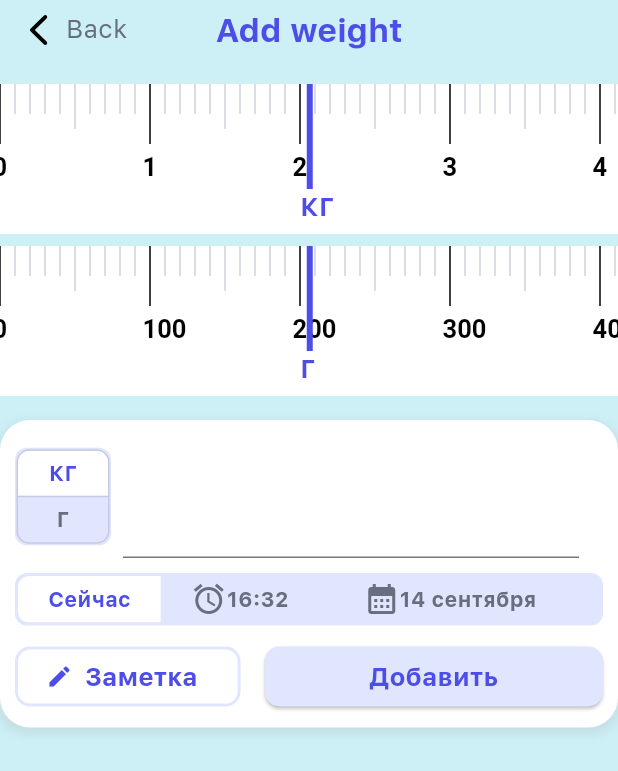
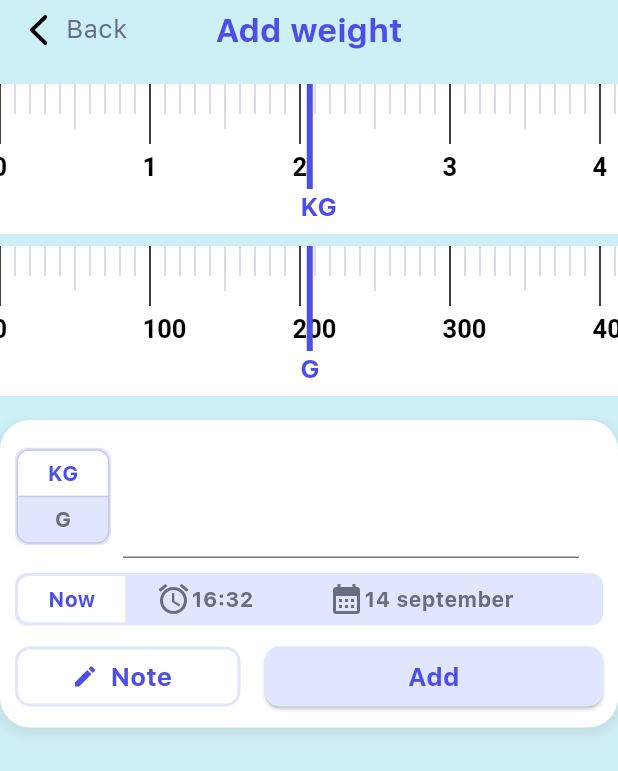
Before and after one commit to nikondrat/mama, a Flutter app: the AddWeight screen opened by its route, on a phone screen of 412 x 824 dp. Shown: the top 771 px of the screen. Run offline on Flutter 3.47's test engine with Material 3 defaults, Android fonts, the phone set to English and light mode, and no system bars; our stand-ins replace auto_size_text, card_swiper, dio, dotted_border, flex_color_scheme, flutter_mobx and 13 more; missing offline and left inert: flutter_toggle_button, reactive_date_time_picker; accounts and stored records are empty; generated files the repository leaves out were written again; network calls fail.

Commit message:
Исправил Локализацию и личные коды удалил

```diff
--- a/lib/src/core/utils/router.dart
+++ b/lib/src/core/utils/router.dart
@@ -44,7 +44,8 @@ final GlobalKey<NavigatorState> navKey = GlobalKey();
 
 final GoRouter router = GoRouter(
   navigatorKey: navKey,
-  initialLocation: '/',
+  // initialLocation: '/',
+  initialLocation: _Paths.evolutionView,
   // initialLocation: _Paths.homeScreen,
   routes: [
     GoRoute(
--- a/lib/src/feature/trackers/views/add_weight.dart
+++ b/lib/src/feature/trackers/views/add_weight.dart
@@ -8,14 +8,15 @@ class AddWeight extends StatelessWidget {
     return Scaffold(
       backgroundColor: AppColors.blueLighter1,
       appBar: CustomAppBar(title: t.trackers.weight.add),
-      // appBar: CustomAppBar(isSizeTrue: false),
       body: ListView(
         children: [
-          FixedCenterIndicator(kgOrG: 'КГ', painter: CustomPointKG()),
+          FixedCenterIndicator(
+              kgOrG: t.trackers.kg.title, painter: CustomPointKG()),
           SizedBox(height: 8),
-          FixedCenterIndicator(kgOrG: 'Г', painter: CustomPointG()),
+          FixedCenterIndicator(
+              kgOrG: t.trackers.g.title, painter: CustomPointG()),
           SizedBox(height: 8),
-          CustomBloc(),
+          CustomBlog(),
           SizedBox(height: 8),
         ],
       ),
--- a/lib/src/feature/trackers/widgets/add_button.dart
+++ b/lib/src/feature/trackers/widgets/add_button.dart
@@ -21,7 +21,7 @@ class AddButton extends StatelessWidget {
           ),
           child: Center(
             child: Text(
-              'Добавить вес',
+              t.trackers.weight.add,
               style: AppTextStyles.f17w600.copyWith(
                 color: AppColors.primaryColor,
               ),
--- a/lib/src/feature/trackers/widgets/current_dynamic_container.dart
+++ b/lib/src/feature/trackers/widgets/current_dynamic_container.dart
@@ -27,7 +27,7 @@ class CurrentAndDymanicContainer extends StatelessWidget {
               crossAxisAlignment: CrossAxisAlignment.start,
               children: [
                 Text(
-                  'Текущий',
+                  t.trackers.current.title,
                   style: AppTextStyles.f14w700.copyWith(
                     color: AppColors.greyBrighterColor,
                   ),
@@ -100,7 +100,7 @@ class CurrentAndDymanicContainer extends StatelessWidget {
               crossAxisAlignment: CrossAxisAlignment.start,
               children: [
                 Text(
-                  'Динамика',
+                  t.trackers.dynamics.title,
                   style: AppTextStyles.f14w700.copyWith(
                     color: AppColors.greyBrighterColor,
                   ),
--- a/lib/src/feature/trackers/widgets/custom_bloc.dart
+++ b/lib/src/feature/trackers/widgets/custom_blog.dart
@@ -4,14 +4,14 @@ import 'package:flutter/material.dart';
 import 'package:mama/src/core/constant/constant.dart';
 import 'package:mama/src/feature/trackers/widgets/widgets.dart';
 
-class CustomBloc extends StatefulWidget {
-  const CustomBloc({super.key});
+class CustomBlog extends StatefulWidget {
+  const CustomBlog({super.key});
 
   @override
-  _CustomBlocState createState() => _CustomBlocState();
+  _CustomBlogState createState() => _CustomBlogState();
 }
 
-class _CustomBlocState extends State<CustomBloc> {
+class _CustomBlogState extends State<CustomBlog> {
   List<bool> isSelected = [true, false];
 
   @override
@@ -59,7 +59,7 @@ class _CustomBlocState extends State<CustomBloc> {
                       splashColor: Colors.transparent,
                       children: [
                         Text(
-                          'КГ',
+                          t.trackers.kg.title,
                           style: TextStyle(
                             color: isSelected[0]
                                 ? AppColors.primaryColor
@@ -69,7 +69,7 @@ class _CustomBlocState extends State<CustomBloc> {
                           ),
                         ),
                         Text(
-                          'Г',
+                          t.trackers.g.title,
                           style: TextStyle(
                             color: isSelected[1]
                                 ? AppColors.primaryColor
@@ -106,9 +106,9 @@ class _CustomBlocState extends State<CustomBloc> {
               SizedBox(height: 10),
 
               DateSwitchContainer(
-                title1: 'Сейчас',
-                title2: '16:32',
-                title3: '14 сентября',
+                title1: t.trackers.now.title,
+                title2: t.trackers.sixTeenThirtyTwo.title,
+                title3: t.trackers.fourteensOfSeptember.title,
               ),
               SizedBox(height: 10),
 
@@ -121,7 +121,7 @@ class _CustomBlocState extends State<CustomBloc> {
                     child: OutlinedButton.icon(
                       icon: Icon(Icons.edit, color: AppColors.primaryColor),
                       label: Text(
-                        'Заметка',
+                        t.trackers.note.title,
                         style: AppTextStyles.f17w600.copyWith(
                           color: AppColors.primaryColor,
                         ),
@@ -150,7 +150,7 @@ class _CustomBlocState extends State<CustomBloc> {
                         ),
                       ),
                       child: Text(
-                        'Добавить',
+                        t.trackers.add.title,
                         style: AppTextStyles.f17w600.copyWith(
                           color: AppColors.primaryColor,
                         ),
--- a/lib/src/feature/trackers/widgets/fixed_center_indicator.dart
+++ b/lib/src/feature/trackers/widgets/fixed_center_indicator.dart
@@ -15,35 +15,34 @@ class FixedCenterIndicator extends StatelessWidget {
   Widget build(BuildContext context) {
     return Stack(
       children: [
-        // Линейка горизонталдуу скрол менен
+        // Линейка горизонтальный с скроллом
         Center(
           child: SingleChildScrollView(
             scrollDirection: Axis.horizontal,
             child: Container(
-              color: Colors.white, // Фонду ак кылып орноттук
+              color: Colors.white,
               child: CustomPaint(
-                size: Size(200 * 10,
-                    100), // Линейканын узундугу: 20 санына чейин (200 интервал)
+                size: Size(200 * 10, 100),
                 painter: painter,
               ),
             ),
           ),
         ),
-        // Ортодогу көк сызык жана КГ тексти экрандын ортосунда туруктуу болуп калат
+        // Средняя синяя линия и текст компьютерной графики останутся постоянными в центре экрана.
         Positioned(
           left: MediaQuery.of(context).size.width / 2 -
-              1.5, // Экрандын ортосуна жайгаштыруу (сызык үчүн)
+              1.5, // Позиция в центре экрана
           top: 0,
           bottom: 30,
           child: Container(
             width: 4.0,
-            color: AppColors.primaryColor, // Сиздин көк сызык
+            color: AppColors.primaryColor, // Синий линия
           ),
         ),
         Positioned(
           left: MediaQuery.of(context).size.width / 2 -
-              6, // Экрандын ортосуна жайгаштыруу (КГ тексти үчүн)
-          top: 70, // "КГ" жазуусунун орду
+              6, // Расположить по центру (for KG text)
+          top: 70,
           child: Text(
             kgOrG,
             style: AppTextStyles.f17w700.copyWith(
--- a/lib/src/feature/trackers/widgets/to_know_more_container.dart
+++ b/lib/src/feature/trackers/widgets/to_know_more_container.dart
@@ -20,7 +20,6 @@ class _ToKnowMoreContainerState extends State<ToKnowMoreContainer> {
         ? Container(
             padding: EdgeInsets.only(right: 0, left: 16, top: 0, bottom: 0),
             alignment: Alignment.center,
-            width: MediaQuery.of(context).size.width,
             decoration: BoxDecoration(
               color: AppColors.learnMoreColor,
               borderRadius: BorderRadius.circular(16),
@@ -41,14 +40,14 @@ class _ToKnowMoreContainerState extends State<ToKnowMoreContainer> {
                   child: Column(
                     children: [
                       Text(
-                        'Здесь вы можете следить за весом своего ребенка и контролировать его развитие, сравнивая с нормативами Всемирной Организации Здравоохранения.',
+                        t.trackers.knowMoreOne.title,
                         style: AppTextStyles.f14w0.copyWith(
                           color: AppColors.greyBrighterColor,
                         ),
                       ),
                       SizedBox(height: 10),
                       Text(
-                        'Узнайте больше про эти нормативы и научитесь правильно измерять вес в нашем Центре Знаний:',
+                        t.trackers.knowMoreTwo.title,
                         style: AppTextStyles.f14w0.copyWith(
                           color: AppColors.greyBrighterColor,
                         ),
--- a/lib/src/feature/trackers/widgets/widgets.dart
+++ b/lib/src/feature/trackers/widgets/widgets.dart
@@ -9,5 +9,5 @@ export 'row_stories_data.dart';
 export 'custom_point_kg.dart';
 export 'custom_point_g.dart';
 export 'fixed_center_indicator.dart';
-export 'custom_bloc.dart';
+export 'custom_blog.dart';
 export 'date_switch_container.dart';
```
Also changed, not shown: lib/src/core/constant/localization/translations/trackers/trackers.i18n.yaml (+33 -0 lines), lib/src/core/constant/localization/translations/trackers/trackers_ru.i18n.yaml (+33 -0 lines), lib/src/feature/trackers/views/weight.dart (+15 -17 lines), lib/src/feature/trackers/widgets/know_more_button.dart (+1 -1 lines), 1 other file.
